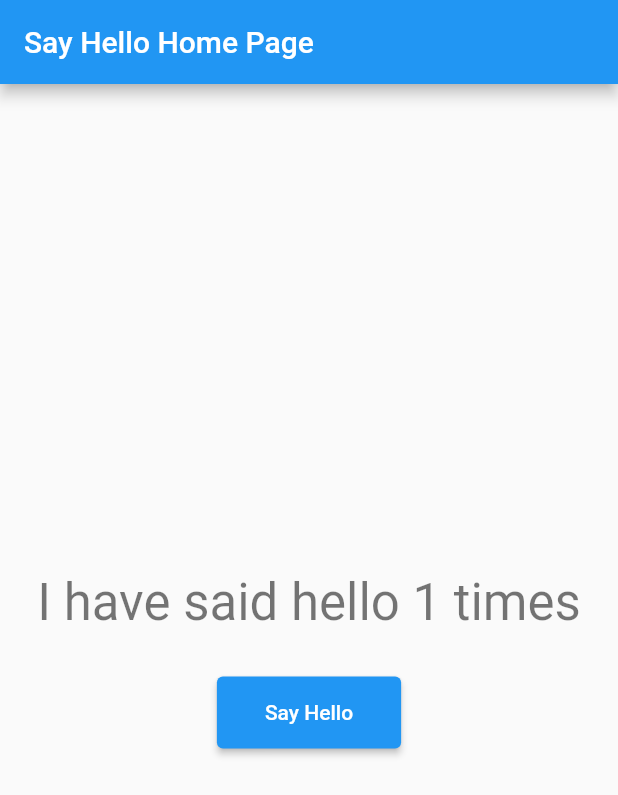
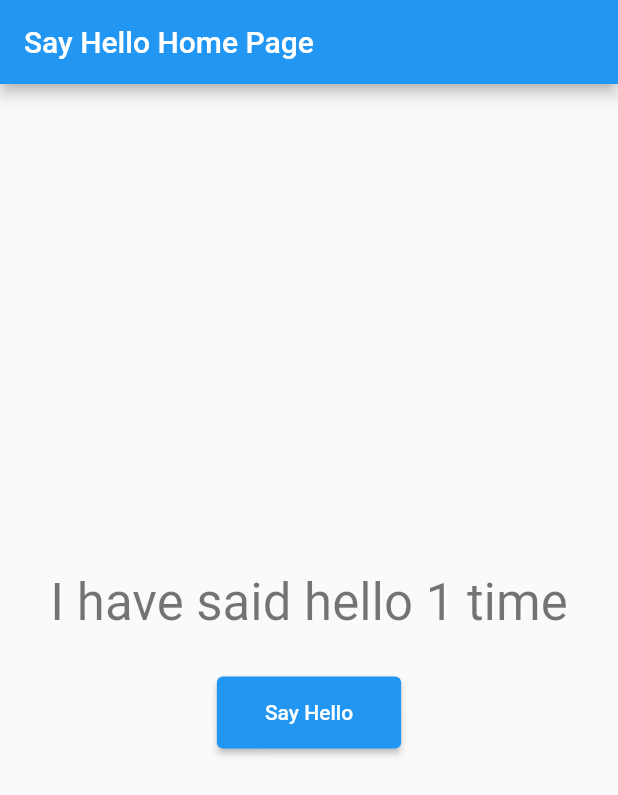
Before and after one commit to docere-ipm/fic-ipm-de-ejemplos-mobile, a Flutter app: the screen it shows after launch, after a tap on "Say Hello", on a phone screen of 412 x 824 dp. Shown: the top 795 px of the screen. Run offline on Flutter 3.47's test engine with Material 2 defaults, Android fonts, the light colour scheme and no system bars.

Commit message:
Corregido el error que detecto el test

```diff
--- a/say_hello/lib/main.dart
+++ b/say_hello/lib/main.dart
@@ -47,9 +47,8 @@ class _SayHelloHomePageState extends State<SayHelloHomePage> {
         child: Column(
           mainAxisAlignment: MainAxisAlignment.center,
           children: <Widget>[
-            // El test descubre que aquí hay un error
             Text(
-              'I have said hello $_counter times',
+              _counter == 1 ? 'I have said hello 1 time' : 'I have said hello $_counter times',
               style: Theme.of(context).textTheme.headline4,
             ),
             const SizedBox(height: 30),
```
